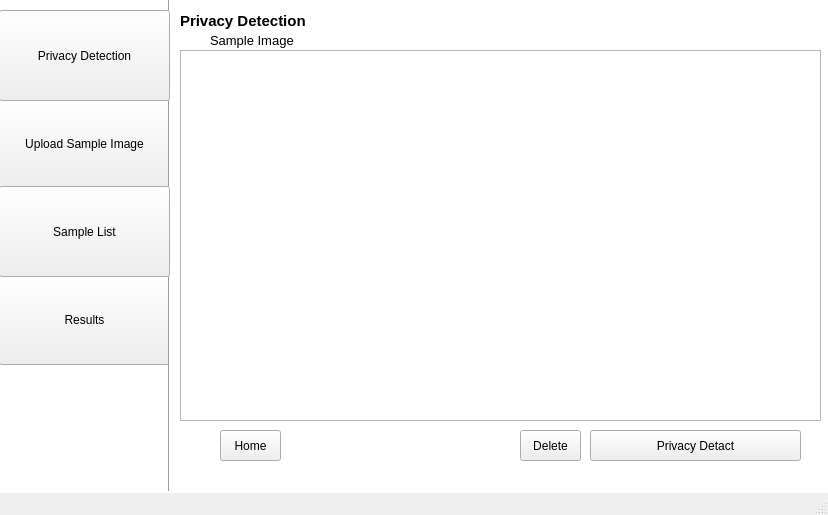
This is app/gui/UI/ui_3.ui in CSID-DGU/2023-1-CECD3-Sugar-4 as Qt 5 draws it before an edit. The edited form follows.
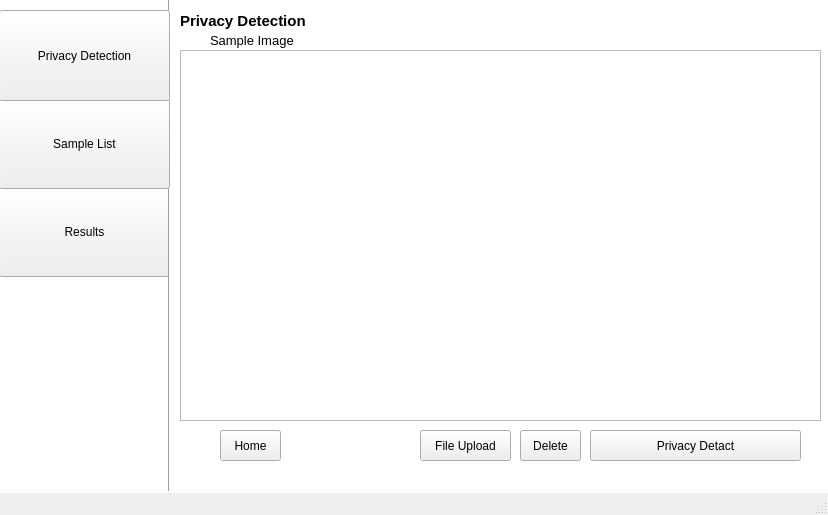
This is the edited form.

```diff
--- a/app/gui/UI/ui_3.ui
+++ b/app/gui/UI/ui_3.ui
@@ -36,24 +36,11 @@
      <string/>
     </property>
    </widget>
-   <widget class="QPushButton" name="pushButton">
-    <property name="geometry">
-     <rect>
-      <x>-1</x>
-      <y>98</y>
-      <width>171</width>
-      <height>91</height>
-     </rect>
-    </property>
-    <property name="text">
-     <string>Upload Sample Image</string>
-    </property>
-   </widget>
    <widget class="QPushButton" name="pushButton_2">
     <property name="geometry">
      <rect>
       <x>-1</x>
-      <y>274</y>
+      <y>186</y>
       <width>171</width>
       <height>91</height>
      </rect>
@@ -169,7 +156,7 @@
     <property name="geometry">
      <rect>
       <x>-1</x>
-      <y>186</y>
+      <y>98</y>
       <width>171</width>
       <height>91</height>
      </rect>
@@ -191,6 +178,19 @@
      <string>Privacy Detection</string>
     </property>
    </widget>
+   <widget class="QPushButton" name="pushButton_9">
+    <property name="geometry">
+     <rect>
+      <x>420</x>
+      <y>430</y>
+      <width>91</width>
+      <height>31</height>
+     </rect>
+    </property>
+    <property name="text">
+     <string>File Upload</string>
+    </property>
+   </widget>
   </widget>
   <widget class="QMenuBar" name="menubar">
    <property name="geometry">
```
